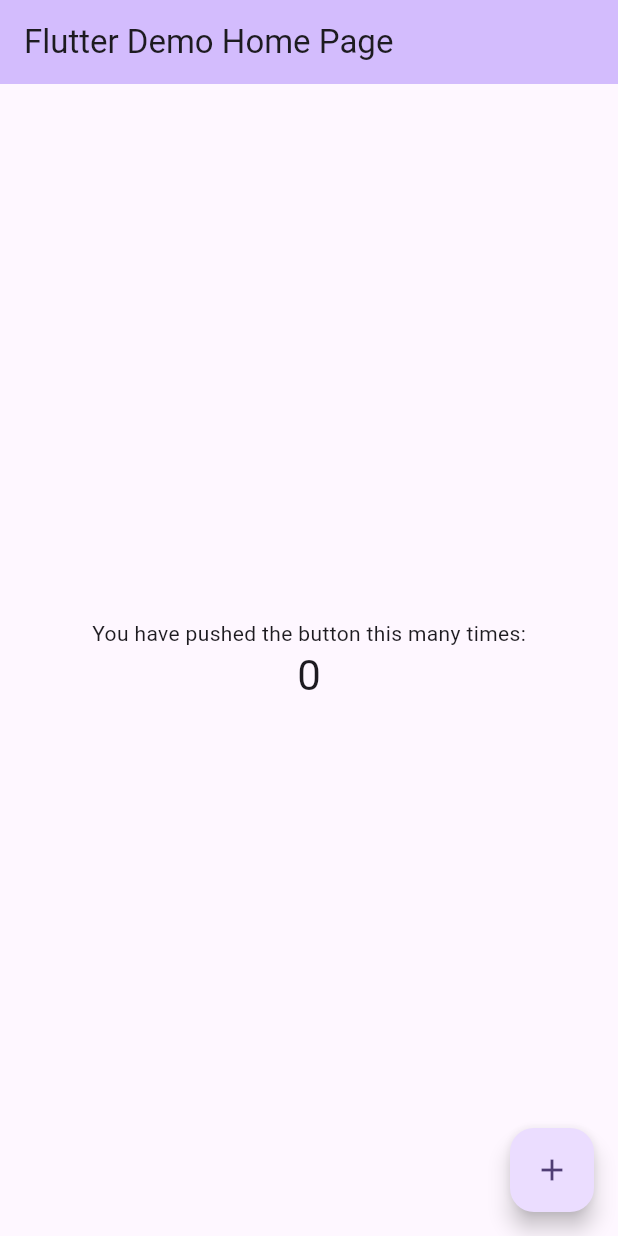
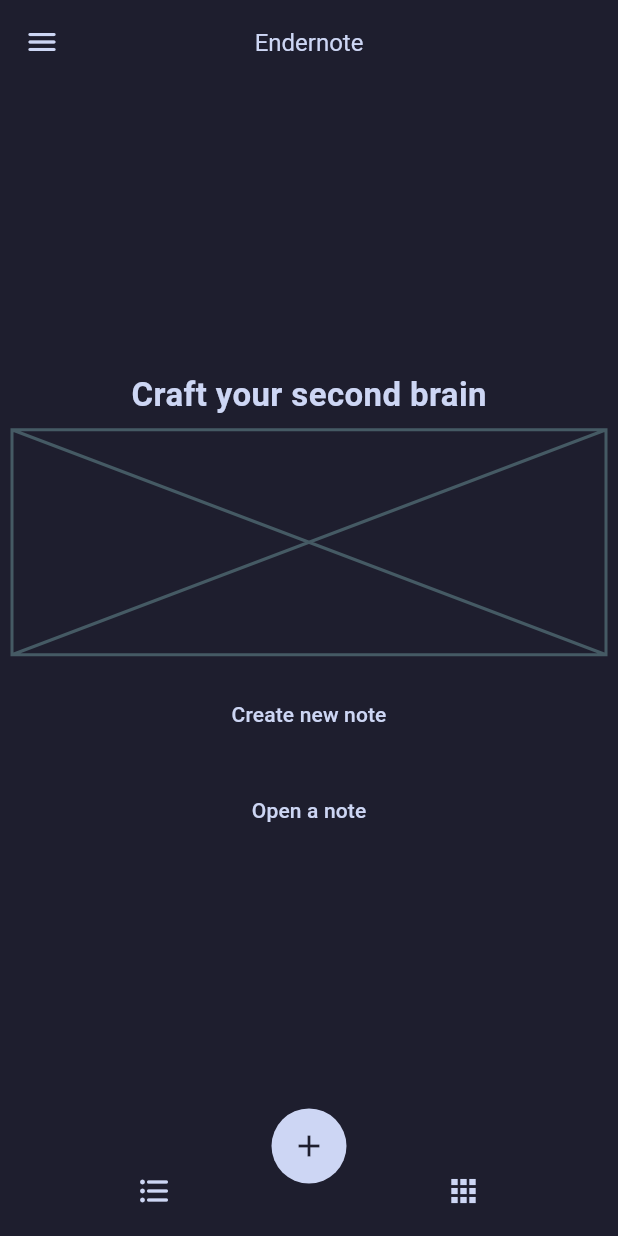
Before and after one commit to shaaanuu/endernote-flutter, a Flutter app: the screen it shows after launch, on a phone screen of 412 x 824 dp. Run offline on Flutter 3.47's test engine with Material 3 defaults, Android fonts, the phone set to English and light mode, and no system bars.

Commit message:
added a sample heropage

```diff
--- a/lib/main.dart
+++ b/lib/main.dart
@@ -1,4 +1,6 @@
 import 'package:flutter/material.dart';
+
+import 'presentation/screens/hero/screen_hero.dart';
 
 void main() {
   runApp(const MyApp());
@@ -7,119 +9,35 @@ void main() {
 class MyApp extends StatelessWidget {
   const MyApp({super.key});
 
-  // This widget is the root of your application.
   @override
   Widget build(BuildContext context) {
     return MaterialApp(
-      title: 'Flutter Demo',
+      title: 'Endernote',
+      debugShowCheckedModeBanner: false,
       theme: ThemeData(
-        // This is the theme of your application.
-        //
-        // TRY THIS: Try running your application with "flutter run". You'll see
-        // the application has a purple toolbar. Then, without quitting the app,
-        // try changing the seedColor in the colorScheme below to Colors.green
-        // and then invoke "hot reload" (save your changes or press the "hot
-        // reload" button in a Flutter-supported IDE, or press "r" if you used
-        // the command line to start the app).
-        //
-        // Notice that the counter didn't reset back to zero; the application
-        // state is not lost during the reload. To reset the state, use hot
-        // restart instead.
-        //
-        // This works for code too, not just values: Most code changes can be
-        // tested with just a hot reload.
         colorScheme: ColorScheme.fromSeed(seedColor: Colors.deepPurple),
         useMaterial3: true,
+        scaffoldBackgroundColor: const Color(0xFF1e1e2e),
+        appBarTheme: const AppBarTheme(
+          backgroundColor: Color(0xFF1e1e2e),
+          foregroundColor: Color(0xFFcdd6f4),
+        ),
+        textTheme: const TextTheme(
+          bodyMedium: TextStyle(color: Color(0xFFcdd6f4)),
+        ),
+        iconButtonTheme: const IconButtonThemeData(
+          style: ButtonStyle(
+            iconColor: WidgetStatePropertyAll(Color(0xFFcdd6f4)),
+            fixedSize: WidgetStatePropertyAll(Size(50, 50)),
+          ),
+        ),
+        textButtonTheme: const TextButtonThemeData(
+          style: ButtonStyle(
+            foregroundColor: WidgetStatePropertyAll(Color(0xFFcdd6f4)),
+          ),
+        ),
       ),
-      home: const MyHomePage(title: 'Flutter Demo Home Page'),
+      home: const ScreenHero(),
     );
   }
 }
-
-class MyHomePage extends StatefulWidget {
-  const MyHomePage({super.key, required this.title});
-
-  // This widget is the home page of your application. It is stateful, meaning
-  // that it has a State object (defined below) that contains fields that affect
-  // how it looks.
-
-  // This class is the configuration for the state. It holds the values (in this
-  // case the title) provided by the parent (in this case the App widget) and
-  // used by the build method of the State. Fields in a Widget subclass are
-  // always marked "final".
-
-  final String title;
-
-  @override
-  State<MyHomePage> createState() => _MyHomePageState();
-}
-
-class _MyHomePageState extends State<MyHomePage> {
-  int _counter = 0;
-
-  void _incrementCounter() {
-    setState(() {
-      // This call to setState tells the Flutter framework that something has
-      // changed in this State, which causes it to rerun the build method below
-      // so that the display can reflect the updated values. If we changed
-      // _counter without calling setState(), then the build method would not be
-      // called again, and so nothing would appear to happen.
-      _counter++;
-    });
-  }
-
-  @override
-  Widget build(BuildContext context) {
-    // This method is rerun every time setState is called, for instance as done
-    // by the _incrementCounter method above.
-    //
-    // The Flutter framework has been optimized to make rerunning build methods
-    // fast, so that you can just rebuild anything that needs updating rather
-    // than having to individually change instances of widgets.
-    return Scaffold(
-      appBar: AppBar(
-        // TRY THIS: Try changing the color here to a specific color (to
-        // Colors.amber, perhaps?) and trigger a hot reload to see the AppBar
-        // change color while the other colors stay the same.
-        backgroundColor: Theme.of(context).colorScheme.inversePrimary,
-        // Here we take the value from the MyHomePage object that was created by
-        // the App.build method, and use it to set our appbar title.
-        title: Text(widget.title),
-      ),
-      body: Center(
-        // Center is a layout widget. It takes a single child and positions it
-        // in the middle of the parent.
-        child: Column(
-          // Column is also a layout widget. It takes a list of children and
-          // arranges them vertically. By default, it sizes itself to fit its
-          // children horizontally, and tries to be as tall as its parent.
-          //
-          // Column has various properties to control how it sizes itself and
-          // how it positions its children. Here we use mainAxisAlignment to
-          // center the children vertically; the main axis here is the vertical
-          // axis because Columns are vertical (the cross axis would be
-          // horizontal).
-          //
-          // TRY THIS: Invoke "debug painting" (choose the "Toggle Debug Paint"
-          // action in the IDE, or press "p" in the console), to see the
-          // wireframe for each widget.
-          mainAxisAlignment: MainAxisAlignment.center,
-          children: <Widget>[
-            const Text(
-              'You have pushed the button this many times:',
-            ),
-            Text(
-              '$_counter',
-              style: Theme.of(context).textTheme.headlineMedium,
-            ),
-          ],
-        ),
-      ),
-      floatingActionButton: FloatingActionButton(
-        onPressed: _incrementCounter,
-        tooltip: 'Increment',
-        child: const Icon(Icons.add),
-      ), // This trailing comma makes auto-formatting nicer for build methods.
-    );
-  }
-}
--- /dev/null
+++ b/lib/presentation/screens/hero/screen_hero.dart
@@ -0,0 +1,85 @@
+import 'package:flutter/material.dart';
+
+class ScreenHero extends StatelessWidget {
+  const ScreenHero({super.key});
+
+  @override
+  Widget build(BuildContext context) {
+    return Scaffold(
+      appBar: AppBar(
+        leading: IconButton(
+          onPressed: () {},
+          icon: const Icon(Icons.menu_rounded),
+        ),
+        title: const Text(
+          'Endernote',
+          style: TextStyle(
+            fontSize: 16,
+          ),
+        ),
+        centerTitle: true,
+      ),
+      body: Column(
+        mainAxisAlignment: MainAxisAlignment.center,
+        children: [
+          const Text(
+            'Craft your second brain',
+            style: TextStyle(
+              fontSize: 22,
+              fontWeight: FontWeight.bold,
+            ),
+          ),
+          const Padding(
+            padding: EdgeInsets.all(8.0),
+            child: Center(
+              child: Placeholder(
+                fallbackHeight: 150,
+              ),
+            ),
+          ),
+          Padding(
+            padding: const EdgeInsets.all(8.0),
+            child: TextButton(
+              child: const Text('Create new note'),
+              onPressed: () {},
+            ),
+          ),
+          Padding(
+            padding: const EdgeInsets.all(8.0),
+            child: TextButton(
+              child: const Text('Open a note'),
+              onPressed: () {},
+            ),
+          ),
+        ],
+      ),
+      floatingActionButton: IconButton.filled(
+        style: const ButtonStyle(
+          backgroundColor: WidgetStatePropertyAll(Color(0xFFcdd6f4)),
+        ),
+        icon: const Icon(
+          Icons.add,
+          color: Color(0xFF1e1e2e),
+        ),
+        onPressed: () {},
+      ),
+      floatingActionButtonLocation: FloatingActionButtonLocation.centerDocked,
+      bottomNavigationBar: SizedBox(
+        height: 60,
+        child: Row(
+          mainAxisAlignment: MainAxisAlignment.spaceAround,
+          children: [
+            IconButton(
+              onPressed: () {},
+              icon: const Icon(Icons.format_list_bulleted_rounded),
+            ),
+            IconButton(
+              onPressed: () {},
+              icon: const Icon(Icons.apps_rounded),
+            ),
+          ],
+        ),
+      ),
+    );
+  }
+}
```
